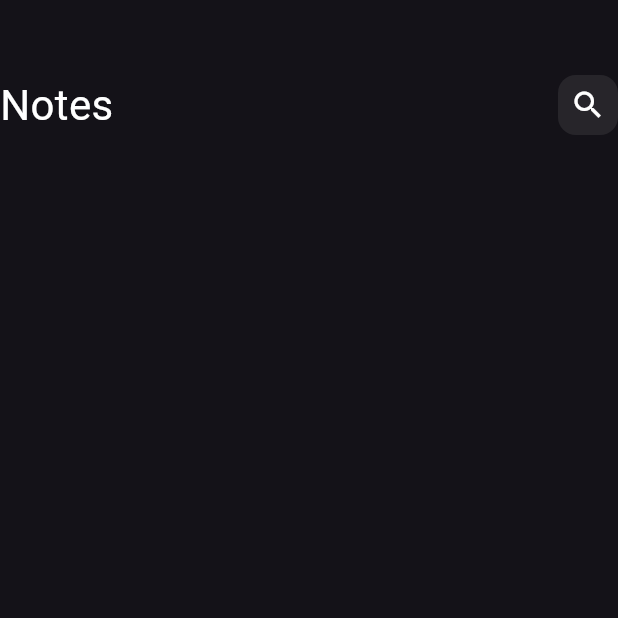
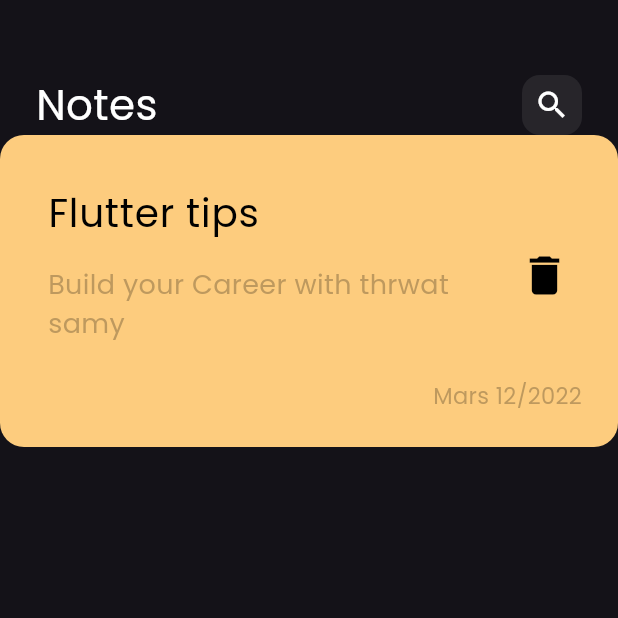
Before and after one commit to YakeenSap9h/notes_app, a Flutter app: the screen it shows after launch, on a phone screen of 412 x 824 dp, the top half of it. Run offline on Flutter 3.47's test engine with Material 3 defaults, Android fonts, the phone set to English and light mode, and no system bars.

Commit message:
creat custom note item

```diff
--- a/lib/main.dart
+++ b/lib/main.dart
@@ -1,6 +1,5 @@
 import 'package:flutter/material.dart';
 import 'package:notes_app/views/notes_view.dart';
-
 
 void main() {
   runApp(NotesApp());
@@ -13,7 +12,8 @@ class NotesApp extends StatelessWidget {
   Widget build(BuildContext context) {
     return MaterialApp(
       debugShowCheckedModeBanner: false,
-      theme: ThemeData.dark(),
+      theme: ThemeData(brightness: Brightness.dark, fontFamily: "Poppins"),
+
       home: const NotesView(),
     );
   }
--- a/lib/views/widgets/custom_app_bar.dart
+++ b/lib/views/widgets/custom_app_bar.dart
@@ -1,18 +1,20 @@
 import 'package:flutter/material.dart';
 import 'package:notes_app/views/widgets/custom_search_icon.dart';
-
 
 class CustomAppBar extends StatelessWidget {
   const CustomAppBar({super.key});
 
   @override
   Widget build(BuildContext context) {
-    return const  Row(
-      children: [
-        Text("Notes", style: TextStyle(color: Colors.white, fontSize: 28)),
-        Spacer(),
-        CustomSearchIcon(),
-      ],
+    return Padding(
+      padding: const EdgeInsets.symmetric(horizontal: 24),
+      child: const Row(
+        children: [
+          Text("Notes", style: TextStyle(color: Colors.white, fontSize: 28)),
+          Spacer(),
+          CustomSearchIcon(),
+        ],
+      ),
     );
   }
 }
--- /dev/null
+++ b/lib/views/widgets/custom_note_item.dart
@@ -0,0 +1,56 @@
+
+import 'package:flutter/material.dart';
+
+class NoteViewItem extends StatelessWidget {
+  const NoteViewItem({super.key});
+
+  @override
+  Widget build(BuildContext context) {
+    return Container(
+      padding: EdgeInsets.only(top: 24, bottom: 24, left: 16),
+      decoration: BoxDecoration(
+        color: Color(0xffFDCC7E),
+        borderRadius: BorderRadius.circular(16),
+      ),
+      child: Column(
+        crossAxisAlignment: CrossAxisAlignment.end,
+        children: [
+          ListTile(
+            title: Text(
+              "Flutter tips",
+              style: TextStyle(color: Colors.black, fontSize: 26),
+            ),
+
+            subtitle: Padding(
+              padding: const EdgeInsets.only(top: 16, bottom: 16),
+              child: Text(
+                "Build your Career with thrwat samy ",
+                style: TextStyle(
+                  color: Color(0xff7F663E).withValues(alpha: 0.5),
+                  fontSize: 18,
+                ),
+              ),
+            ),
+            trailing: IconButton(
+              onPressed: () {},
+              icon: Icon(Icons.delete),
+              color: Colors.black,
+              iconSize: 34,
+            ),
+          ),
+
+          Padding(
+            padding: const EdgeInsets.only(right: 24),
+            child: Text(
+              "Mars 12/2022",
+              style: TextStyle(
+                color: Color(0xff7F663E).withValues(alpha: 0.5),
+                fontSize: 15,
+              ),
+            ),
+          ),
+        ],
+      ),
+    );
+  }
+}
--- a/lib/views/widgets/notes_view_body.dart
+++ b/lib/views/widgets/notes_view_body.dart
@@ -1,12 +1,14 @@
 import 'package:flutter/material.dart';
 import 'package:notes_app/views/widgets/custom_app_bar.dart';
-
+import 'package:notes_app/views/widgets/custom_note_item.dart';
 
 class NotesViewBody extends StatelessWidget {
   const NotesViewBody({super.key});
 
   @override
   Widget build(BuildContext context) {
-    return const Column(children: [SizedBox(height: 50), CustomAppBar()]);
+    return const Column(
+      children: [SizedBox(height: 50), CustomAppBar(), NoteViewItem()],
+    );
   }
 }
```
Also changed, not shown: pubspec.yaml (+7 -12 lines), assets/fonts/Poppins-Regular.ttf (added).
